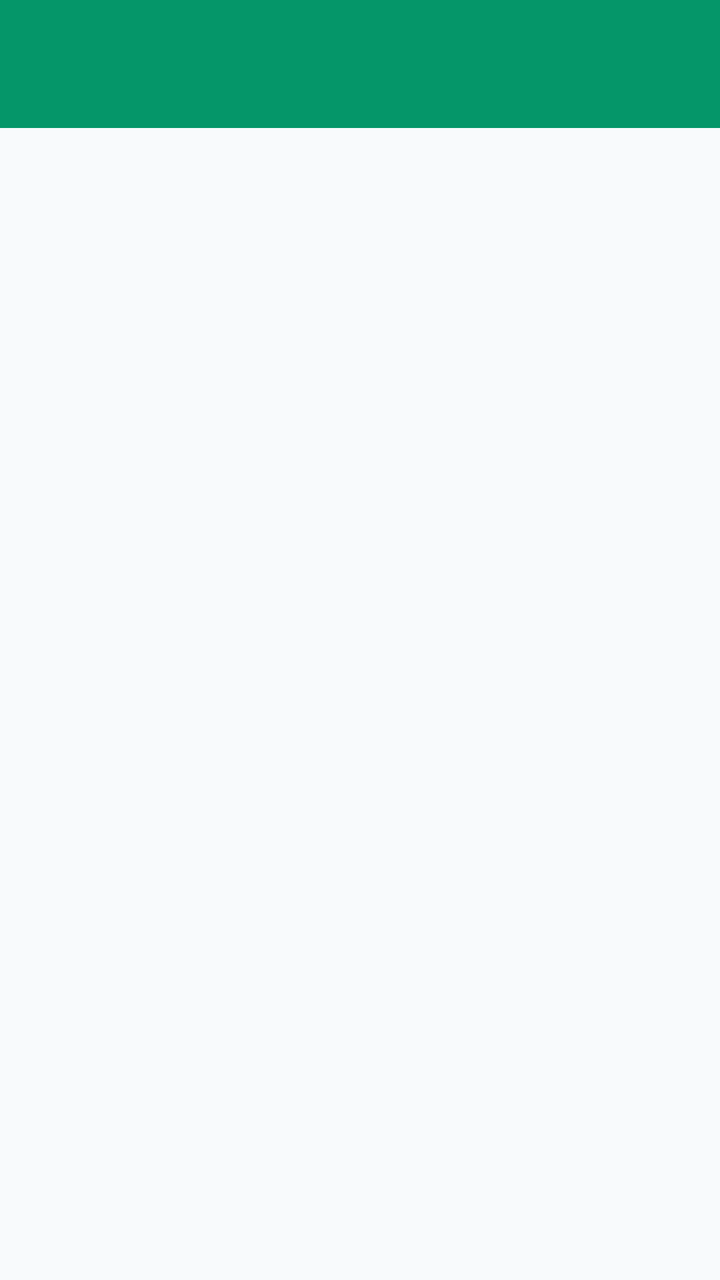
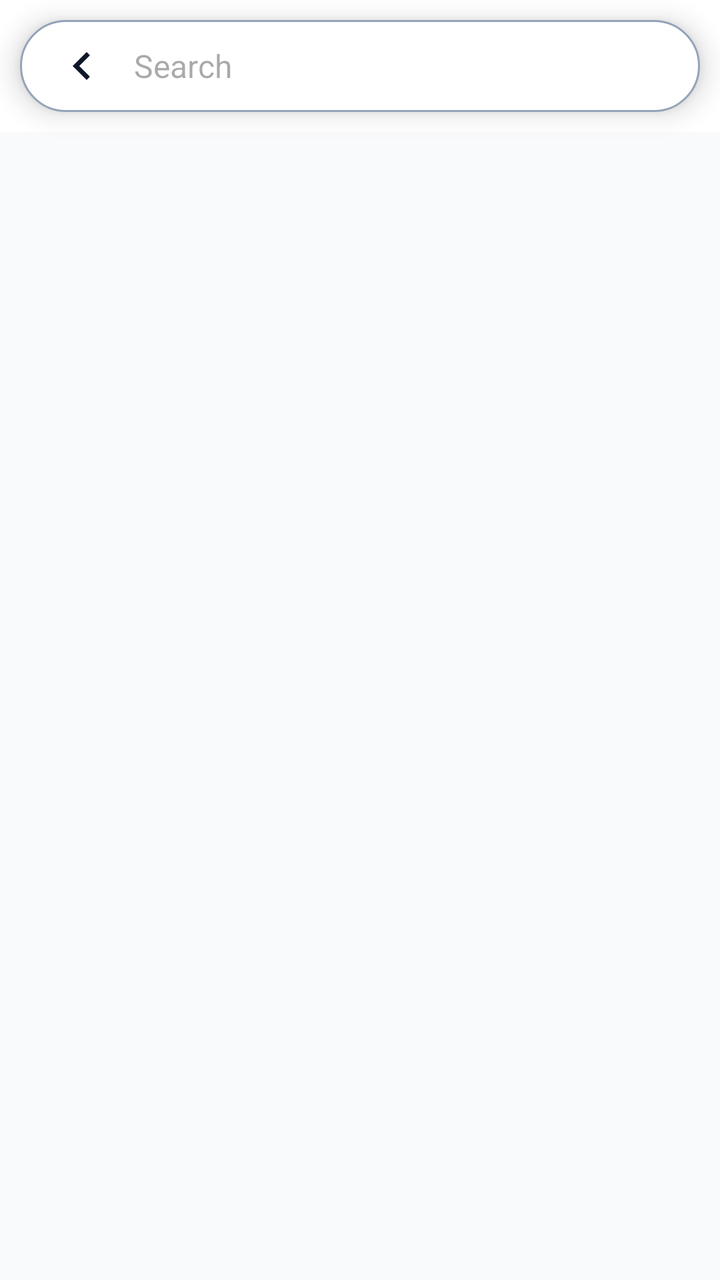

Two renders of the same Android screen: before a commit and after it. Below are the layout's source before the change and the commit's diff.
<!-- AndroidManifest.xml: application theme Theme.TestMaster -->
<!-- res/layout/activity_search_exam_id.xml -->
<?xml version="1.0" encoding="utf-8"?>
<androidx.constraintlayout.widget.ConstraintLayout xmlns:android="http://schemas.android.com/apk/res/android"
    xmlns:app="http://schemas.android.com/apk/res-auto"
    xmlns:tools="http://schemas.android.com/tools"
    android:layout_width="match_parent"
    android:layout_height="match_parent"
    android:background="@drawable/statusbar_background"
    android:fitsSystemWindows="true"
    tools:context=".activities.SearchExamId">
    <androidx.appcompat.widget.Toolbar
        android:id="@+id/toolbar"
        android:layout_width="match_parent"
        android:layout_height="wrap_content"
        android:background="@color/primary"
        android:theme="@style/CustomSearchViewTheme"
        app:popupTheme="@style/CustomSearchViewTheme"
        app:layout_constraintTop_toTopOf="parent">


    </androidx.appcompat.widget.Toolbar>

    <androidx.recyclerview.widget.RecyclerView
        android:id="@+id/rv_exam_data"
        android:layout_width="match_parent"
        android:layout_height="0dp"
        android:clipToPadding="false"
        android:paddingHorizontal="5dp"
        android:paddingTop="5dp"
        android:background="@color/background"
        app:layout_constraintBottom_toBottomOf="parent"
        app:layout_constraintEnd_toEndOf="parent"
        app:layout_constraintHorizontal_bias="0.5"
        app:layout_constraintStart_toStartOf="parent"
        app:layout_constraintTop_toBottomOf="@+id/toolbar" />
</androidx.constraintlayout.widget.ConstraintLayout>
<!-- resources referenced by this layout -->
<resources>
  <color name="background">#F8FAFC</color>
  <color name="primary">#059669</color>
  <!-- drawable statusbar_background (drawable) -->
  <?xml version="1.0" encoding="utf-8"?>
  <layer-list xmlns:android="http://schemas.android.com/apk/res/android">
  
      <item android:height="150dp">
          <shape>
              <solid android:color="@color/primary"/>
          </shape>
      </item>
  
      <item android:top="150dp">
          <shape>
              <solid android:color="@color/background"/>
          </shape>
      </item>
  
  </layer-list>
  <style name="CustomSearchViewTheme" parent="ThemeOverlay.AppCompat.Dark.ActionBar">
          <item name="colorControlActivated">@color/white</item>
          <item name="android:textColor">@color/white</item>
          <item name="android:textColorHint">@color/white</item>
          <item name="android:queryBackground">@android:color/transparent</item>
      </style>
  <style name="Theme.TestMaster" parent="Base.Theme.TestMaster" />
  <color name="white">#FFFFFFFF</color>
  <color name="onPrimary">#FFFFFF</color>
  <color name="primaryContainer">#D1FAE5</color>
  <color name="onPrimaryContainer">#064E3B</color>
  <color name="secondary">#64748B</color>
  <color name="onSecondary">#FFFFFF</color>
  <color name="secondaryContainer">#F1F5F9</color>
  <color name="onSecondaryContainer">#0F172A</color>
  <color name="surface">#FFFFFF</color>
  <color name="onSurface">#0F172A</color>
  <color name="surfaceVariant">#E2E8F0</color>
  <color name="onSurfaceVariant">#475569</color>
  <color name="outline">#94A3B8</color>
  <color name="error">#EF4444</color>
  <color name="onError">#FFFFFF</color>
  <color name="errorContainer">#FEE2E2</color>
  <color name="onErrorContainer">#991B1B</color>
  <!-- unchanged entries left out for length: 1 -->
</resources>

<!-- the commit's change to res/layout/activity_search_exam_id.xml (unified diff, before → after) -->
@@ -7,29 +7,91 @@
     android:background="@drawable/statusbar_background"
     android:fitsSystemWindows="true"
     tools:context=".activities.SearchExamId">
-    <androidx.appcompat.widget.Toolbar
-        android:id="@+id/toolbar"
+
+    <FrameLayout
+        android:id="@+id/search_wrapper"
         android:layout_width="match_parent"
         android:layout_height="wrap_content"
-        android:background="@color/primary"
-        android:theme="@style/CustomSearchViewTheme"
-        app:popupTheme="@style/CustomSearchViewTheme"
+        android:layout_margin="10dp"
+        android:padding="5dp"
+        android:background="@drawable/bg_card_surface_variant"
+        android:elevation="8dp"
+        app:layout_constraintEnd_toEndOf="parent"
+        app:layout_constraintStart_toStartOf="parent"
         app:layout_constraintTop_toTopOf="parent">
 
+        <LinearLayout
+            android:id="@+id/search_root"
+            android:layout_width="match_parent"
+            android:layout_height="wrap_content"
+            android:clickable="true"
+            android:focusable="true"
+            android:gravity="center_vertical"
+            android:orientation="horizontal"
+            android:paddingStart="8dp"
+            android:paddingEnd="8dp">
 
-    </androidx.appcompat.widget.Toolbar>
+            
+            <ImageView
+                android:id="@+id/iv_back"
+                android:layout_width="36dp"
+                android:layout_height="36dp"
+                android:contentDescription="back"
+                android:padding="4dp"
+                android:src="@drawable/baseline_keyboard_arrow_left_24"
+                app:tint="@color/onPrimary" />
+
+            <ImageView
+                android:id="@+id/iv_search"
+                android:layout_width="36dp"
+                android:layout_height="36dp"
+                android:contentDescription="back"
+                android:padding="4dp"
+                android:src="@drawable/baseline_search_24"
+                android:visibility="gone"
+                app:tint="@color/onPrimary" />
+
+            
+            <AutoCompleteTextView
+                android:id="@+id/et_search"
+                android:layout_width="0dp"
+                android:layout_height="wrap_content"
+                android:layout_weight="1"
+                android:background="@null"
+                android:hint="Search"
+                android:imeOptions="actionSearch"
+                android:inputType="text"
+                android:paddingStart="8dp"
+                android:paddingEnd="8dp"
+                android:singleLine="true"
+                android:textSize="16sp" />
+
+            
+            <ImageView
+                android:id="@+id/iv_clear"
+                android:layout_width="36dp"
+                android:layout_height="36dp"
+                android:contentDescription="clear"
+                android:padding="8dp"
+                android:src="@drawable/baseline_close_24"
+                android:visibility="gone"
+                app:tint="#484848" />
+
+        </LinearLayout>
+    </FrameLayout>
 
     <androidx.recyclerview.widget.RecyclerView
         android:id="@+id/rv_exam_data"
         android:layout_width="match_parent"
         android:layout_height="0dp"
+        android:background="@color/background"
         android:clipToPadding="false"
         android:paddingHorizontal="5dp"
         android:paddingTop="5dp"
-        android:background="@color/background"
+        android:layout_marginTop="10dp"
         app:layout_constraintBottom_toBottomOf="parent"
         app:layout_constraintEnd_toEndOf="parent"
         app:layout_constraintHorizontal_bias="0.5"
         app:layout_constraintStart_toStartOf="parent"
-        app:layout_constraintTop_toBottomOf="@+id/toolbar" />
+        app:layout_constraintTop_toBottomOf="@+id/search_wrapper" />
 </androidx.constraintlayout.widget.ConstraintLayout>
<!-- resource entries referenced after the edit -->
@@ -1,7 +1,7 @@
 <!-- resources referenced by this layout -->
 <resources>
   <color name="background">#F8FAFC</color>
-  <color name="primary">#059669</color>
+  <color name="primary">#FFFFFF</color>
   <!-- drawable statusbar_background (drawable) -->
   <?xml version="1.0" encoding="utf-8"?>
   <layer-list xmlns:android="http://schemas.android.com/apk/res/android">
@@ -19,30 +19,51 @@
       </item>
   
   </layer-list>
-  <style name="CustomSearchViewTheme" parent="ThemeOverlay.AppCompat.Dark.ActionBar">
-          <item name="colorControlActivated">@color/white</item>
-          <item name="android:textColor">@color/white</item>
-          <item name="android:textColorHint">@color/white</item>
-          <item name="android:queryBackground">@android:color/transparent</item>
-      </style>
   <style name="Theme.TestMaster" parent="Base.Theme.TestMaster" />
-  <color name="white">#FFFFFFFF</color>
-  <color name="onPrimary">#FFFFFF</color>
-  <color name="primaryContainer">#D1FAE5</color>
-  <color name="onPrimaryContainer">#064E3B</color>
+  <color name="onPrimary">#0F172A</color>
+  <!-- drawable baseline_close_24 (drawable) -->
+  <vector android:height="24dp" android:tint="#FFFFFF"
+      android:viewportHeight="24" android:viewportWidth="24"
+      android:width="24dp" xmlns:android="http://schemas.android.com/apk/res/android">
+      <path android:fillColor="@android:color/white" android:pathData="M19,6.41L17.59,5 12,10.59 6.41,5 5,6.41 10.59,12 5,17.59 6.41,19 12,13.41 17.59,19 19,17.59 13.41,12z"/>
+  </vector>
+  <!-- drawable baseline_keyboard_arrow_left_24 (drawable) -->
+  <vector android:autoMirrored="true" android:height="24dp"
+      android:tint="#000000" android:viewportHeight="24"
+      android:viewportWidth="24" android:width="24dp" xmlns:android="http://schemas.android.com/apk/res/android">
+      <path android:fillColor="@android:color/white" android:pathData="M15.41,16.59L10.83,12l4.58,-4.59L14,6l-6,6 6,6 1.41,-1.41z"/>
+  </vector>
+  <!-- drawable baseline_search_24 (drawable) -->
+  <vector android:height="24dp" android:tint="#FFFFFF"
+      android:viewportHeight="24" android:viewportWidth="24"
+      android:width="24dp" xmlns:android="http://schemas.android.com/apk/res/android">
+      <path android:fillColor="@android:color/white" android:pathData="M15.5,14h-0.79l-0.28,-0.27C15.41,12.59 16,11.11 16,9.5 16,5.91 13.09,3 9.5,3S3,5.91 3,9.5 5.91,16 9.5,16c1.61,0 3.09,-0.59 4.23,-1.57l0.27,0.28v0.79l5,4.99L20.49,19l-4.99,-5zM9.5,14C7.01,14 5,11.99 5,9.5S7.01,5 9.5,5 14,7.01 14,9.5 11.99,14 9.5,14z"/>
+  </vector>
+  <!-- drawable bg_card_surface_variant (drawable) -->
+  <?xml version="1.0" encoding="utf-8"?>
+  <shape xmlns:android="http://schemas.android.com/apk/res/android"
+      android:shape="rectangle">
+      <solid android:color="@color/surface" />
+      <stroke
+          android:width="1dp"
+          android:color="@color/outline" />
+      <corners android:radius="24dp" />
+  </shape>
+  <color name="primaryContainer">#F1F5F9</color>
+  <color name="onPrimaryContainer">#0F172A</color>
   <color name="secondary">#64748B</color>
   <color name="onSecondary">#FFFFFF</color>
-  <color name="secondaryContainer">#F1F5F9</color>
+  <color name="secondaryContainer">#E2E8F0</color>
   <color name="onSecondaryContainer">#0F172A</color>
   <color name="surface">#FFFFFF</color>
   <color name="onSurface">#0F172A</color>
   <color name="surfaceVariant">#E2E8F0</color>
   <color name="onSurfaceVariant">#475569</color>
   <color name="outline">#94A3B8</color>
-  <color name="error">#EF4444</color>
+  <color name="error">#DC2626</color>
   <color name="onError">#FFFFFF</color>
   <color name="errorContainer">#FEE2E2</color>
-  <color name="onErrorContainer">#991B1B</color>
+  <color name="onErrorContainer">#7F1D1D</color>
   <!-- unchanged entries left out for length: 1 -->
 </resources>
 
